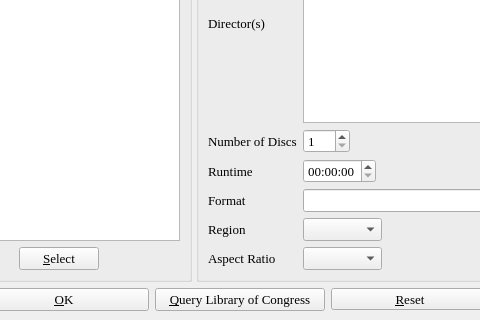
Old version of the form dvdinfo.ui in the repository textbrowser/biblioteq; both pictures show x 84 to 564 and y 380 to 700 of the 1000 by 700 pixel window.
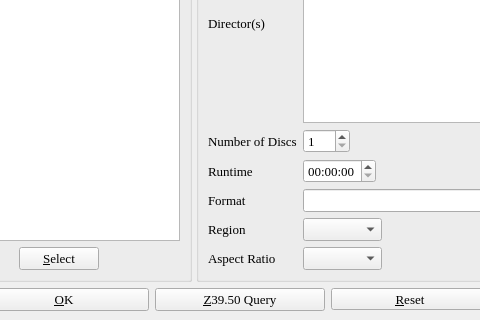
New version of the form. Icons and pictures are not drawn. Custom widgets are drawn as their Qt base class.

```diff
--- a/dvdinfo.ui
+++ b/dvdinfo.ui
@@ -1007,7 +1007,7 @@
          </font>
         </property>
         <property name="text" >
-         <string>&amp;Query Library of Congress</string>
+         <string>&amp;Z39.50 Query</string>
         </property>
         <property name="icon" >
          <iconset>
```
